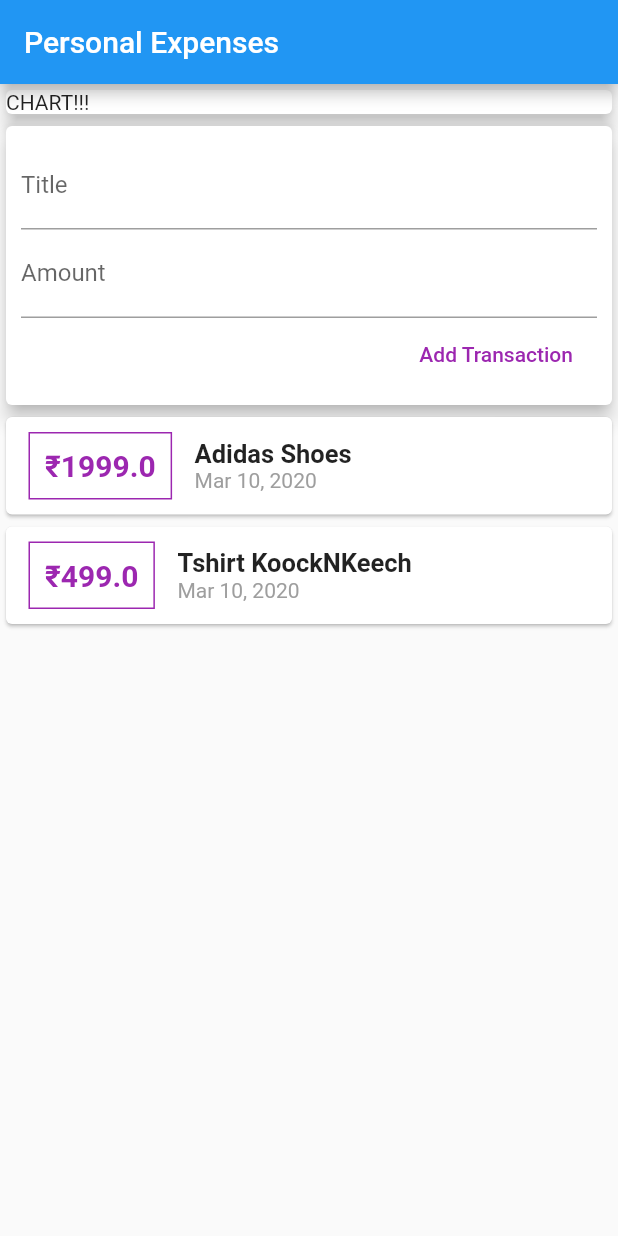
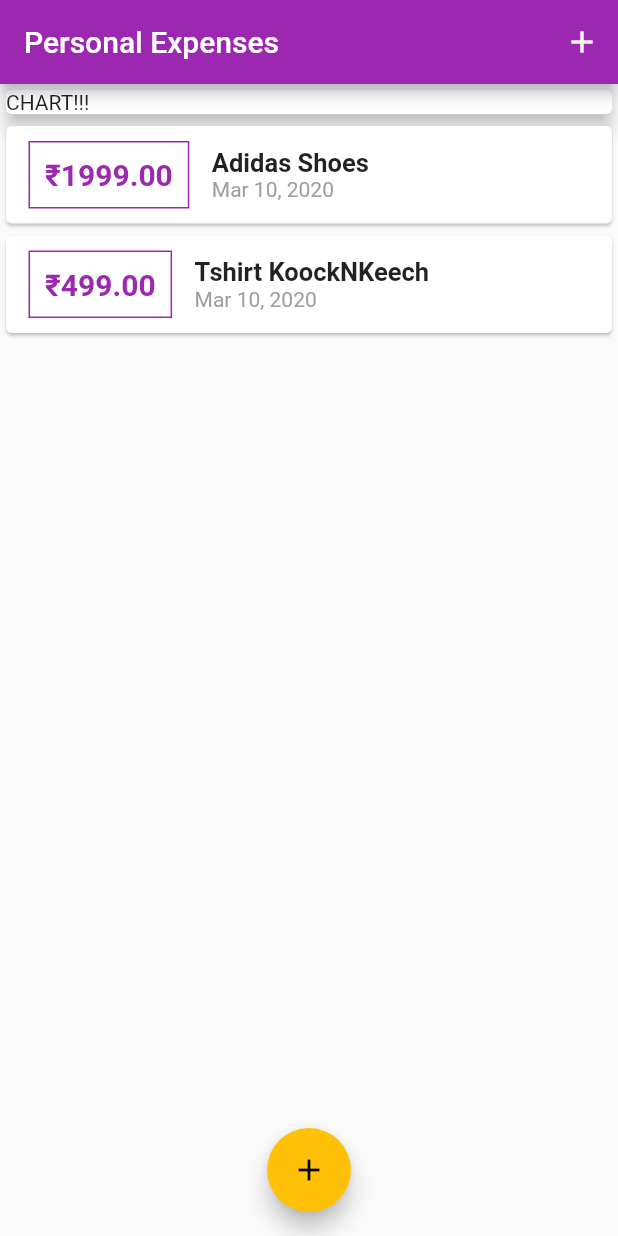
Before and after one commit to surajrocks1997/Personal-Expenses-App, a Flutter app: the screen it shows after launch, on a phone screen of 412 x 824 dp. Run offline on Flutter 3.47's test engine with Material 2 defaults, Android fonts, the phone set to English and light mode, and no system bars.

Commit message:
code refactoring, modalbottomsheet and theme added

```diff
--- a/lib/main.dart
+++ b/lib/main.dart
@@ -1,6 +1,7 @@
 import 'package:flutter/material.dart';
-import 'package:intl/intl.dart';
-import './transaction.dart';
+import './widgets/new_transaction.dart';
+import './widgets/transaction_list.dart';
+import './models/transaction.dart';
 
 void main() => runApp(MyApp());
 
@@ -9,13 +10,25 @@ class MyApp extends StatelessWidget {
   Widget build(BuildContext context) {
     return MaterialApp(
       title: 'Personal Expenses',
+      theme: ThemeData(
+        primarySwatch: Colors.purple,
+        accentColor: Colors.amber,
+      ),
       home: MyHomePage(),
     );
   }
 }
 
-class MyHomePage extends StatelessWidget {
-  final List<Transaction> transaction = [
+class MyHomePage extends StatefulWidget {
+  // String titleInput;
+  // String amountInput;
+  @override
+  _MyHomePageState createState() => _MyHomePageState();
+}
+
+class _MyHomePageState extends State<MyHomePage> {
+
+  final List<Transaction> _userTransactions = [
     Transaction(
       id: '1',
       title: 'Adidas Shoes',
@@ -30,13 +43,39 @@ class MyHomePage extends StatelessWidget {
     ),
   ];
 
+  void _addNewTransaction(String txTitle, double txAmount) {
+    final newTx = Transaction(
+      title: txTitle,
+      amount: txAmount,
+      date: DateTime.now(),
+      id: DateTime.now().toString(),
+    );
+
+    setState(() {
+      _userTransactions.add(newTx);
+    });
+  }
+
+  void _startAddNewTransaction(BuildContext ctx) {
+    showModalBottomSheet(context: ctx, builder: (_) {
+      return NewTransaction(_addNewTransaction);
+    },);
+  }
+
   @override
   Widget build(BuildContext context) {
     return Scaffold(
       appBar: AppBar(
         title: Text('Personal Expenses'),
+        actions: <Widget>[
+          IconButton(
+            icon: Icon(Icons.add),
+            onPressed: () => _startAddNewTransaction(context),
           ),
-      body: Column(
+        ],
+      ),
+      body: SingleChildScrollView(
+        child: Column(
           crossAxisAlignment: CrossAxisAlignment.stretch,
           mainAxisAlignment: MainAxisAlignment.start,
           children: <Widget>[
@@ -47,75 +86,14 @@ class MyHomePage extends StatelessWidget {
                 elevation: 5,
               ),
             ),
-          Card(
-            elevation: 5,
-            child: Container(
-              padding: EdgeInsets.all(10),
-              child: Column(
-                crossAxisAlignment: CrossAxisAlignment.end,
-                children: <Widget>[
-                  TextField(
-                    decoration: InputDecoration(labelText: 'Title'),
-                  ),
-                  TextField(
-                    decoration: InputDecoration(labelText: 'Amount'),
-                  ),
-                  FlatButton(
-                    onPressed: () {},
-                    child: Text('Add Transaction'),
-                    textColor: Colors.purple,
-                  )
+            TransactionList(_userTransactions),
           ],
         ),
       ),
-          ),
-          Column(
-            children: transaction.map((tx) {
-              return Card(
-                child: Row(
-                  children: <Widget>[
-                    Container(
-                      margin:
-                          EdgeInsets.symmetric(vertical: 10, horizontal: 15),
-                      decoration: BoxDecoration(
-                          border: Border.all(
-                        color: Colors.purple,
-                        width: 1,
-                      )),
-                      padding: EdgeInsets.all(10),
-                      child: Text(
-                        '₹${tx.amount}',
-                        style: TextStyle(
-                          fontWeight: FontWeight.bold,
-                          fontSize: 20,
-                          color: Colors.purple,
-                        ),
-                      ),
-                    ),
-                    Column(
-                      crossAxisAlignment: CrossAxisAlignment.start,
-                      children: <Widget>[
-                        Text(
-                          tx.title,
-                          style: TextStyle(
-                            fontSize: 17,
-                            fontWeight: FontWeight.bold,
-                          ),
-                        ),
-                        Text(
-                          DateFormat.yMMMd().format(tx.date),
-                          style: TextStyle(
-                            color: Colors.grey,
-                          ),
-                        ),
-                      ],
-                    )
-                  ],
-                ),
-              );
-            }).toList(),
-          ),
-        ],
+      floatingActionButtonLocation: FloatingActionButtonLocation.centerFloat,
+      floatingActionButton: FloatingActionButton(
+        child: Icon(Icons.add),
+        onPressed: () => _startAddNewTransaction(context),
       ),
     );
   }
--- /dev/null
+++ b/lib/widgets/transaction_list.dart
@@ -0,0 +1,62 @@
+import 'package:flutter/material.dart';
+import 'package:intl/intl.dart';
+import '../models/transaction.dart';
+
+class TransactionList extends StatelessWidget {
+  final List<Transaction> transactions;
+
+  TransactionList(this.transactions);
+
+  @override
+  Widget build(BuildContext context) {
+    return Container(
+      height: 400,
+        child: ListView.builder(
+          itemBuilder: (ctx, index) {
+            return Card(
+              child: Row(
+                children: <Widget>[
+                  Container(
+                    margin: EdgeInsets.symmetric(vertical: 10, horizontal: 15),
+                    decoration: BoxDecoration(
+                        border: Border.all(
+                      color: Theme.of(context).primaryColor,
+                      width: 1,
+                    )),
+                    padding: EdgeInsets.all(10),
+                    child: Text(
+                      '₹${transactions[index].amount.toStringAsFixed(2)}',
+                      style: TextStyle(
+                        fontWeight: FontWeight.bold,
+                        fontSize: 20,
+                        color: Theme.of(context).primaryColor,
+                      ),
+                    ),
+                  ),
+                  Column(
+                    crossAxisAlignment: CrossAxisAlignment.start,
+                    children: <Widget>[
+                      Text(
+                        transactions[index].title,
+                        style: TextStyle(
+                          fontSize: 17,
+                          fontWeight: FontWeight.bold,
+                        ),
+                      ),
+                      Text(
+                        DateFormat.yMMMd().format(transactions[index].date),
+                        style: TextStyle(
+                          color: Colors.grey,
+                        ),
+                      ),
+                    ],
+                  )
+                ],
+              ),
+            );
+          },
+          itemCount: transactions.length,
+        ),
+    );
+  }
+}
```
Also changed, not shown: lib/widgets/new_transaction.dart (added, +65 -0 lines), lib/models/transaction.dart (renamed from lib/transaction.dart). Lines whose indentation alone changed are shown as unchanged.
